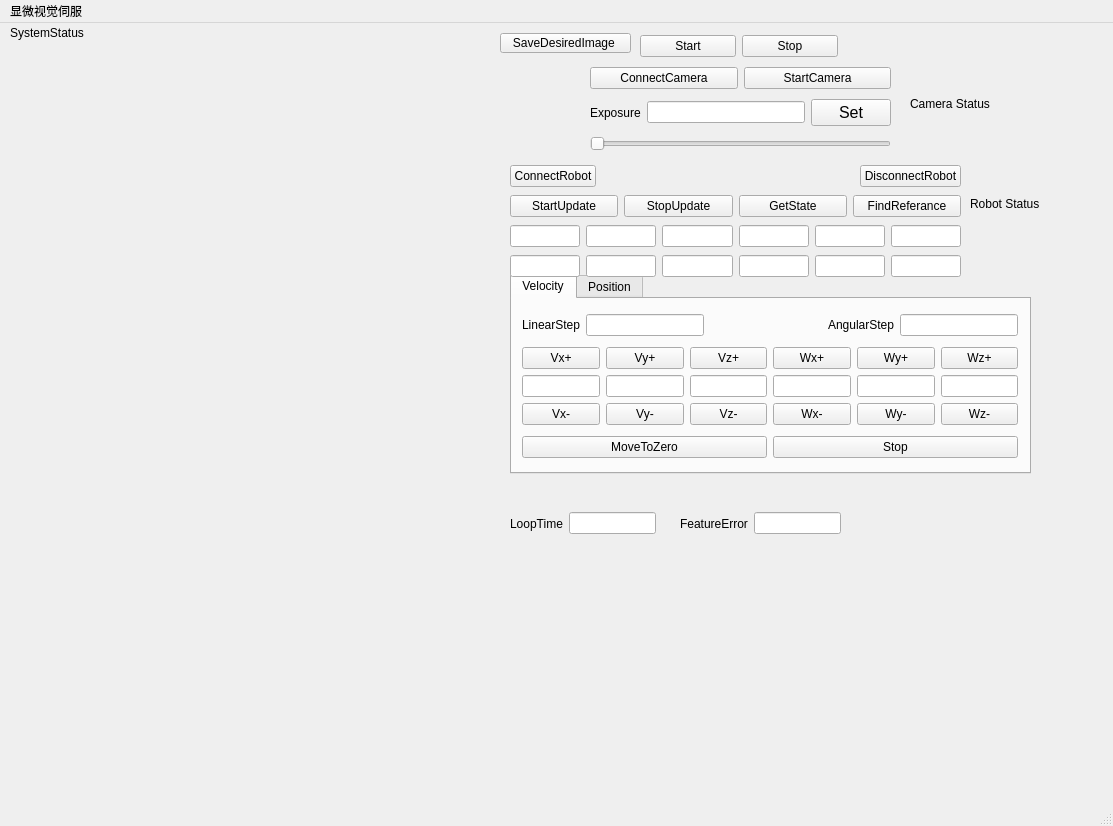
First picture: the form in mainwindow.ui, repository fengyu1993/Microscopic_Visual_Servoing, before the edit.
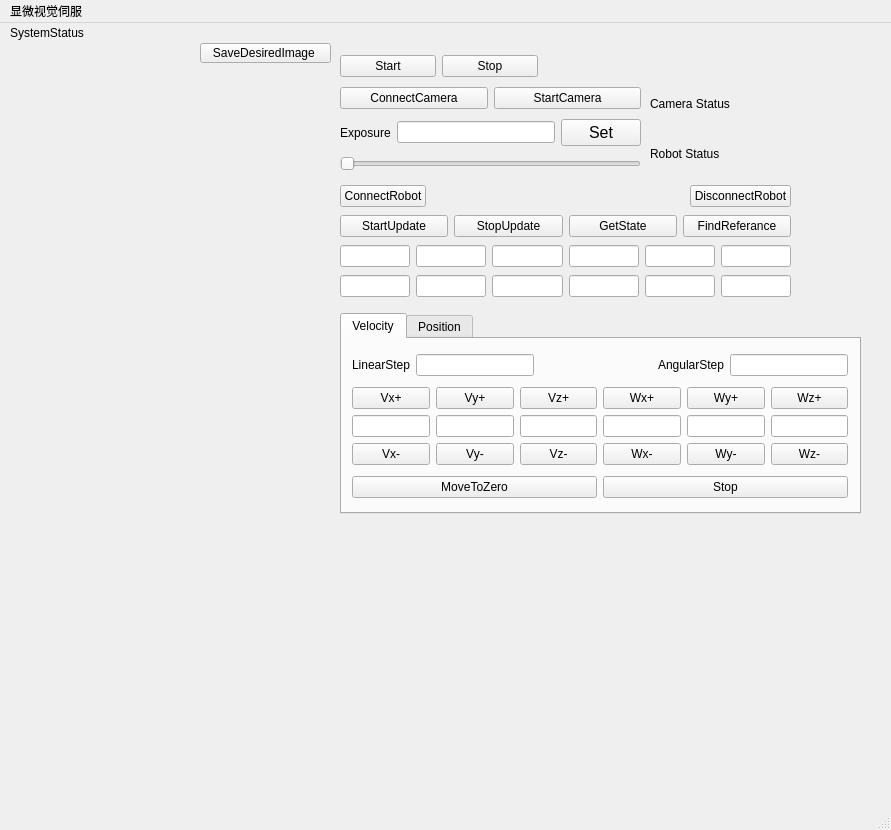
Second picture: the form after the edit. The open tabs and pages were chosen to show the change. Custom widgets are drawn as their Qt base class.

Patch:
```diff
--- a/mainwindow.ui
+++ b/mainwindow.ui
@@ -6,8 +6,8 @@
    <rect>
     <x>0</x>
     <y>0</y>
-    <width>1113</width>
-    <height>826</height>
+    <width>891</width>
+    <height>830</height>
    </rect>
   </property>
   <property name="windowTitle">
@@ -17,8 +17,8 @@
    <widget class="QTabWidget" name="Robot_Control">
     <property name="geometry">
      <rect>
-      <x>510</x>
-      <y>250</y>
+      <x>340</x>
+      <y>290</y>
       <width>521</width>
       <height>201</height>
      </rect>
@@ -436,8 +436,8 @@
    <widget class="QWidget" name="verticalLayoutWidget_8">
     <property name="geometry">
      <rect>
-      <x>510</x>
-      <y>140</y>
+      <x>340</x>
+      <y>160</y>
       <width>451</width>
       <height>118</height>
      </rect>
@@ -555,8 +555,8 @@
    <widget class="QWidget" name="verticalLayoutWidget_9">
     <property name="geometry">
      <rect>
-      <x>590</x>
-      <y>40</y>
+      <x>340</x>
+      <y>60</y>
       <width>301</width>
       <height>92</height>
      </rect>
@@ -637,8 +637,8 @@
    <widget class="QLabel" name="label_RobotStatus">
     <property name="geometry">
      <rect>
-      <x>970</x>
-      <y>160</y>
+      <x>650</x>
+      <y>110</y>
       <width>81</width>
       <height>41</height>
      </rect>
@@ -650,7 +650,7 @@
    <widget class="QLabel" name="label_CameraStatus">
     <property name="geometry">
      <rect>
-      <x>910</x>
+      <x>650</x>
       <y>60</y>
       <width>111</width>
       <height>41</height>
@@ -663,8 +663,8 @@
    <widget class="QWidget" name="horizontalLayoutWidget">
     <property name="geometry">
      <rect>
-      <x>640</x>
-      <y>10</y>
+      <x>340</x>
+      <y>30</y>
       <width>198</width>
       <height>26</height>
      </rect>
@@ -689,85 +689,11 @@
      </item>
     </layout>
    </widget>
-   <widget class="QWidget" name="horizontalLayoutWidget_4">
-    <property name="geometry">
-     <rect>
-      <x>510</x>
-      <y>480</y>
-      <width>331</width>
-      <height>41</height>
-     </rect>
-    </property>
-    <layout class="QHBoxLayout" name="horizontalLayout_16">
-     <item>
-      <layout class="QHBoxLayout" name="horizontalLayout_12">
-       <item>
-        <widget class="QLabel" name="LoopTime">
-         <property name="text">
-          <string>LoopTime</string>
-         </property>
-         <property name="alignment">
-          <set>Qt::AlignCenter</set>
-         </property>
-        </widget>
-       </item>
-       <item>
-        <widget class="QLineEdit" name="LoopTimeValue"/>
-       </item>
-      </layout>
-     </item>
-     <item>
-      <spacer name="horizontalSpacer_4">
-       <property name="orientation">
-        <enum>Qt::Horizontal</enum>
-       </property>
-       <property name="sizeHint" stdset="0">
-        <size>
-         <width>40</width>
-         <height>20</height>
-        </size>
-       </property>
-      </spacer>
-     </item>
-     <item>
-      <layout class="QHBoxLayout" name="horizontalLayout_13">
-       <item>
-        <widget class="QLabel" name="FeatureError">
-         <property name="text">
-          <string>FeatureError</string>
-         </property>
-         <property name="alignment">
-          <set>Qt::AlignCenter</set>
-         </property>
-        </widget>
-       </item>
-       <item>
-        <widget class="QLineEdit" name="FeatureErrorValue"/>
-       </item>
-      </layout>
-     </item>
-    </layout>
-   </widget>
-   <widget class="QChartView" name="charts_feature_error" native="true">
-    <property name="geometry">
-     <rect>
-      <x>500</x>
-      <y>540</y>
-      <width>601</width>
-      <height>211</height>
-     </rect>
-    </property>
-    <property name="font">
-     <font>
-      <family>Arial</family>
-     </font>
-    </property>
-   </widget>
    <widget class="QPushButton" name="SaveDesiredImage">
     <property name="geometry">
      <rect>
-      <x>500</x>
-      <y>10</y>
+      <x>200</x>
+      <y>20</y>
       <width>131</width>
       <height>20</height>
      </rect>
@@ -779,8 +705,8 @@
    <widget class="QWidget" name="verticalLayoutWidget">
     <property name="geometry">
      <rect>
-      <x>20</x>
-      <y>60</y>
+      <x>10</x>
+      <y>40</y>
       <width>321</width>
       <height>481</height>
      </rect>
@@ -802,13 +728,52 @@
      </item>
     </layout>
    </widget>
+   <widget class="QWidget" name="">
+    <property name="geometry">
+     <rect>
+      <x>10</x>
+      <y>540</y>
+      <width>851</width>
+      <height>241</height>
+     </rect>
+    </property>
+    <layout class="QHBoxLayout" name="horizontalLayout_12">
+     <item>
+      <widget class="QChartView" name="charts_feature_error" native="true">
+       <property name="font">
+        <font>
+         <family>Arial</family>
+        </font>
+       </property>
+      </widget>
+     </item>
+     <item>
+      <widget class="QChartView" name="charts_linear_velocity" native="true">
+       <property name="font">
+        <font>
+         <family>Arial</family>
+        </font>
+       </property>
+      </widget>
+     </item>
+     <item>
+      <widget class="QChartView" name="charts_angular_velocity" native="true">
+       <property name="font">
+        <font>
+         <family>Arial</family>
+        </font>
+       </property>
+      </widget>
+     </item>
+    </layout>
+   </widget>
   </widget>
   <widget class="QMenuBar" name="menubar">
    <property name="geometry">
     <rect>
      <x>0</x>
      <y>0</y>
-     <width>1113</width>
+     <width>891</width>
      <height>19</height>
     </rect>
    </property>
```
Left out of the diff: 2 changed lines with no effect on the pictures.
